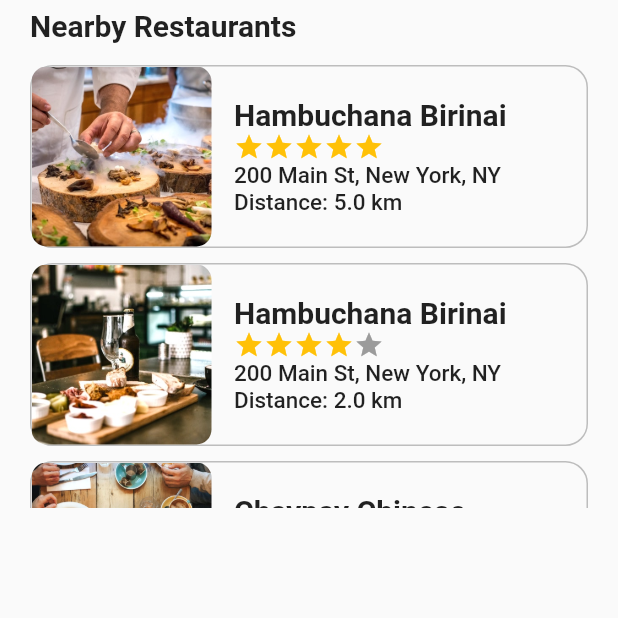
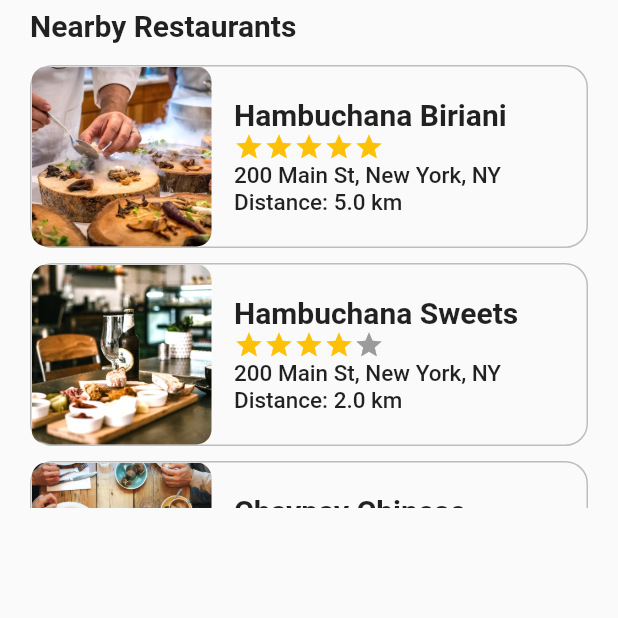
Before and after one commit to habibm94/fooddie, a Flutter app: the screen it shows after launch, on a phone screen of 412 x 824 dp, the part 430-1048 px from its top. Run offline on Flutter 3.47's test engine with Material 2 defaults, Android fonts, the phone set to English and light mode, and no system bars; drawn by our look-alikes of flutter_rating_bar.

Commit message:
following 3- spelling minor update..

```diff
--- a/lib/data/data.dart
+++ b/lib/data/data.dart
@@ -24,7 +24,7 @@ final _salmon = Food(
 // Restaurants
 final _restaurant0 = Restaurant(
     imageUrl: 'assets/images/restaurant0.jpg',
-    name: 'Hambuchana Birinai',
+    name: 'Hambuchana Biriani',
     address: '200 Main St, New York, NY',
     rating: 5,
     menu: [
@@ -40,7 +40,7 @@ final _restaurant0 = Restaurant(
     distance: 5);
 final _restaurant1 = Restaurant(
   imageUrl: 'assets/images/restaurant1.jpg',
-  name: 'Hambuchana Birinai',
+  name: 'Hambuchana Sweets',
   address: '200 Main St, New York, NY',
   rating: 4,
   menu: [_steak, _pasta, _ramen, _pancakes, _burger, _pizza],
```
